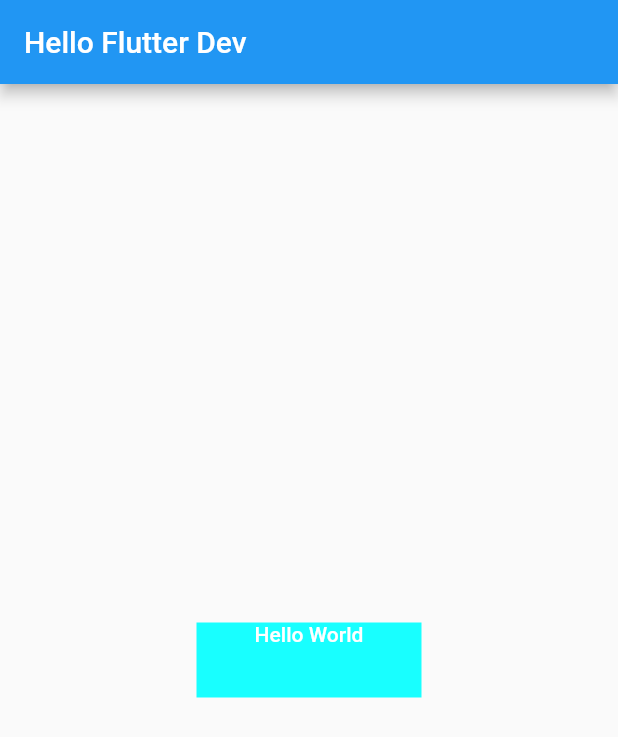
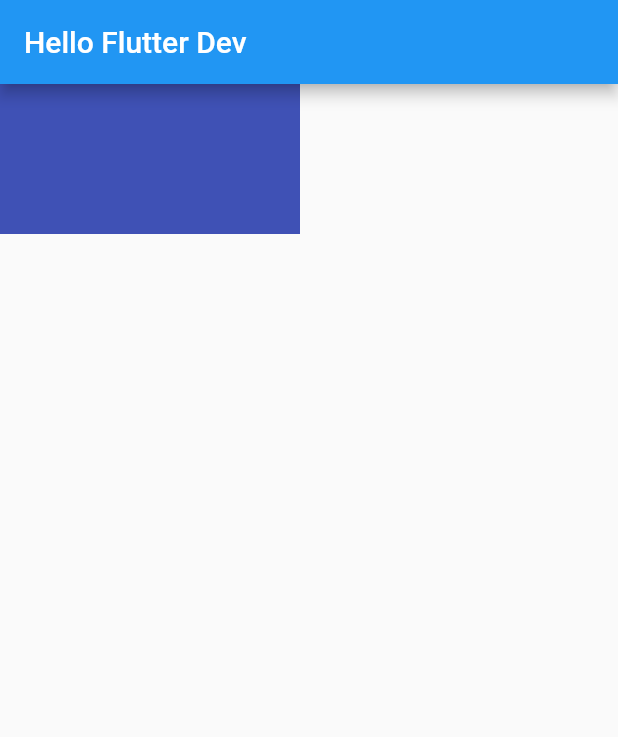
Before and after one commit to sainrahmanii/flutter-fundamental, a Flutter app: the screen it shows after launch, on a phone screen of 412 x 824 dp. Shown: the top 737 px of the screen. Run offline on Flutter 3.47's test engine with Material 2 defaults, Android fonts, the phone set to English and light mode, and no system bars.

Commit message:
widget column and row

```diff
--- a/lib/main.dart
+++ b/lib/main.dart
@@ -11,21 +11,23 @@ class MyApp extends StatelessWidget {
   Widget build(BuildContext context) {
     return MaterialApp(
       home: Scaffold(
-        appBar: AppBar(
-          title: const Text('Hello Flutter Dev'),
-        ),
-        body: Center(
-            child: Container(
-                color: Colors.cyanAccent,
-                width: 150,
-                height: 50,
-                child: const Text(
-                  'Hello World',
-                  style: TextStyle(
-                      color: Colors.white, fontWeight: FontWeight.w500),
-                  textAlign: TextAlign.center,
-                ))),
-      ),
+          appBar: AppBar(
+            title: const Text('Hello Flutter Dev'),
+          ),
+          body: Row(
+            children: [
+              Container(
+                color: Colors.indigo,
+                width: 100,
+                height: 100,
+              ),
+              Container(
+                color: Colors.indigo,
+                width: 100,
+                height: 100,
+              ),
+            ],
+          )),
     );
   }
 }
```
